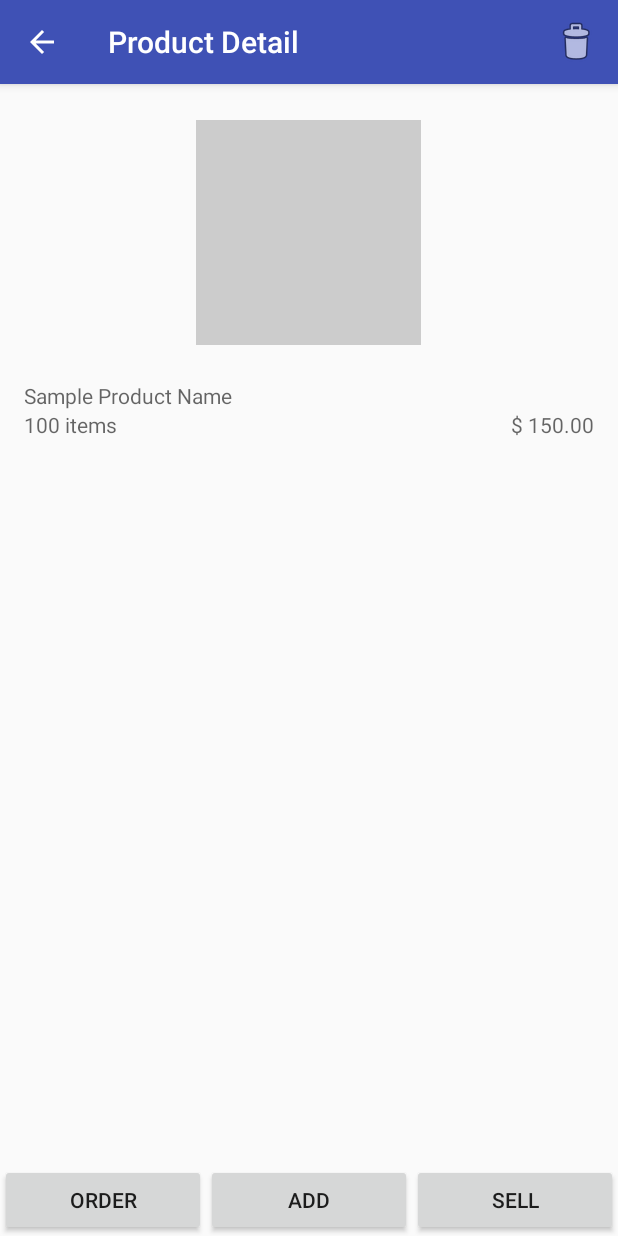
After one commit to jrarama/nd803_10_InventoryApp, an Android app: the ProductDetailActivity screen opened directly, with no data from a screen before it, on a phone screen of 412 x 824 dp. The commit adds this screen. Run offline under Robolectric (Android 15) with nearby library versions, the phone set to English and light mode, and no system bars.

Commit message:
feat: Added delete functionality

```diff
--- /dev/null
+++ b/app/src/main/java/com/jprarama/inventoryapp/activity/ProductDetailActivity.java
@@ -0,0 +1,79 @@
+package com.jprarama.inventoryapp.activity;
+
+import android.app.Activity;
+import android.app.AlertDialog;
+import android.content.DialogInterface;
+import android.content.Intent;
+import android.support.v7.app.AppCompatActivity;
+import android.os.Bundle;
+import android.util.Log;
+import android.view.Menu;
+import android.view.MenuItem;
+import android.widget.Toast;
+
+import com.jprarama.inventoryapp.R;
+import com.jprarama.inventoryapp.model.Product;
+
+public class ProductDetailActivity extends AppCompatActivity {
+
+    public static final String TAG = ProductDetailActivity.class.getName();
+    public static final String PRODUCT_KEY = "product";
+    public static final int DELETE_CODE = 9;
+
+    private Product product;
+
+    @Override
+    protected void onCreate(Bundle savedInstanceState) {
+        super.onCreate(savedInstanceState);
+        setContentView(R.layout.activity_product_detail);
+
+        handleIntent(getIntent());
+    }
+
+    private void handleIntent(Intent intent) {
+        if (Intent.ACTION_VIEW.equals(intent.getAction())) {
+            product = intent.getParcelableExtra(PRODUCT_KEY);
+            Log.d(TAG, product.toString());
+        }
+    }
+
+    @Override
+    public boolean onCreateOptionsMenu(Menu menu) {
+        getMenuInflater().inflate(R.menu.menu_delete, menu);
+        return true;
+    }
+
+    @Override
+    public boolean onOptionsItemSelected(MenuItem item) {
+        switch (item.getItemId()) {
+            case R.id.action_delete:
+                showDeleteConfirmation();
+                return true;
+            default:
+                return super.onOptionsItemSelected(item);
+        }
+    }
+
+    private void showDeleteConfirmation() {
+        AlertDialog.Builder builder = new AlertDialog.Builder(this)
+                .setTitle(getString(R.string.delete_confirmation))
+                .setMessage(String.format(getString(R.string.delete_confirmation_format), product.getTitle()))
+                .setNegativeButton(getString(R.string.cancel), new DialogInterface.OnClickListener() {
+                    @Override
+                    public void onClick(DialogInterface dialogInterface, int i) {
+                        dialogInterface.cancel();
+                    }
+                })
+                .setPositiveButton(getString(R.string.delete), new DialogInterface.OnClickListener() {
+                    @Override
+                    public void onClick(DialogInterface dialogInterface, int i) {
+                        Intent intent = new Intent();
+                        intent.putExtra(PRODUCT_KEY, product);
+                        setResult(DELETE_CODE, intent);
+                        finish();
+                    }
+                });
+
+        builder.show();
+    }
+}
--- /dev/null
+++ b/app/src/main/res/layout/activity_product_detail.xml
@@ -0,0 +1,87 @@
+<?xml version="1.0" encoding="utf-8"?>
+<LinearLayout xmlns:android="http://schemas.android.com/apk/res/android"
+    xmlns:tools="http://schemas.android.com/tools"
+    android:layout_width="match_parent"
+    android:layout_height="match_parent"
+    android:orientation="vertical"
+    tools:context=".activity.AddProductActivity">
+
+    <ScrollView
+        android:layout_weight="1"
+        android:layout_width="match_parent"
+        android:layout_height="0dp">
+
+        <LinearLayout
+            android:orientation="vertical"
+            android:paddingBottom="@dimen/activity_vertical_margin"
+            android:paddingLeft="@dimen/activity_horizontal_margin"
+            android:paddingRight="@dimen/activity_horizontal_margin"
+            android:layout_width="match_parent"
+            android:layout_height="match_parent">
+
+            <ImageView
+                android:id="@+id/imageView"
+                android:layout_gravity="center"
+                android:layout_margin="@dimen/imageMargin"
+                android:background="@color/colorImage"
+                android:layout_width="@dimen/imageSize"
+                android:layout_height="@dimen/imageSize" />
+
+            <RelativeLayout
+                android:layout_width="match_parent"
+                android:layout_height="wrap_content">
+
+                <TextView
+                    android:id="@+id/tvTitle"
+                    android:hint="@string/dummy_product_name"
+                    android:layout_width="match_parent"
+                    android:layout_height="wrap_content" />
+
+                <TextView
+                    android:layout_below="@id/tvTitle"
+                    android:layout_alignParentRight="true"
+                    android:id="@+id/txtPrice"
+                    android:hint="@string/dummy_price"
+                    android:layout_width="wrap_content"
+                    android:layout_height="wrap_content" />
+
+                <TextView
+                    android:layout_below="@id/tvTitle"
+                    android:id="@+id/txtQuantity"
+                    android:hint="@string/dummy_quantity"
+                    android:layout_width="wrap_content"
+                    android:layout_height="wrap_content" />
+            </RelativeLayout>
+
+
+        </LinearLayout>
+    </ScrollView>
+
+    <LinearLayout
+        android:orientation="horizontal"
+        android:layout_width="match_parent"
+        android:layout_height="wrap_content">
+
+        <Button
+            android:id="@+id/btnOrder"
+            android:text="@string/order"
+            android:layout_weight="1"
+            android:layout_width="0dp"
+            android:layout_height="wrap_content" />
+
+        <Button
+            android:id="@+id/btnAdd"
+            android:text="@string/add"
+            android:layout_weight="1"
+            android:layout_width="0dp"
+            android:layout_height="wrap_content" />
+
+
+        <Button
+            android:id="@+id/btnSell"
+            android:text="@string/sell_title"
+            android:layout_weight="1"
+            android:layout_width="0dp"
+            android:layout_height="wrap_content" />
+    </LinearLayout>
+</LinearLayout>
--- a/app/src/main/res/layout/product_item.xml
+++ b/app/src/main/res/layout/product_item.xml
@@ -44,6 +44,8 @@
     </RelativeLayout>
     <Button
         android:id="@+id/btnSell"
+        android:focusable="false"
+        android:focusableInTouchMode="false"
         android:layout_gravity="center_vertical"
         android:layout_marginLeft="@dimen/textPadding"
         android:text="@string/sell_product"
--- /dev/null
+++ b/app/src/main/res/menu/menu_delete.xml
@@ -0,0 +1,10 @@
+<?xml version="1.0" encoding="utf-8"?>
+<menu xmlns:android="http://schemas.android.com/apk/res/android"
+    xmlns:app="http://schemas.android.com/apk/res-auto">
+    <item
+        android:id="@+id/action_delete"
+        android:title="@string/delete"
+        android:icon="@android:drawable/ic_menu_delete"
+        app:showAsAction="always"
+        />
+</menu>
--- a/app/src/main/res/values/strings.xml
+++ b/app/src/main/res/values/strings.xml
@@ -23,4 +23,11 @@
     <string name="price_is_required">Price is required!</string>
     <string name="product_name_required">Product name is required!</string>
     <string name="added_product_notif">Added new product named %s</string>
+    <string name="order">Order</string>
+    <string name="add">Add</string>
+    <string name="product_detail">Product Detail</string>
+    <string name="delete">Delete</string>
+    <string name="delete_confirmation_format" formatted="false">Are you sure you want to delete %s?</string>
+    <string name="delete_confirmation">Delete Confirmation</string>
+    <string name="deleted_product_notif" formatted="false">Successfully deleted product %s</string>
 </resources>
```
Also changed, not shown: app/src/main/AndroidManifest.xml (+7 -4 lines), app/src/main/java/com/jprarama/inventoryapp/activity/ProductsActivity.java (+41 -6 lines), app/src/main/java/com/jprarama/inventoryapp/adapter/ProductsAdapter.java (+4 -16 lines), app/src/main/java/com/jprarama/inventoryapp/data/CursorHelper.java (deleted, +0 -90 lines), app/src/main/java/com/jprarama/inventoryapp/data/DbAnotations.java (deleted, +0 -33 lines), app/src/main/java/com/jprarama/inventoryapp/data/DbContract.java (+28 -3 lines), app/src/main/java/com/jprarama/inventoryapp/data/DbHepler.java (+3 -48 lines), app/src/main/java/com/jprarama/inventoryapp/model/Product.java (+18 -28 lines), app/src/main/res/layout/activity_products.xml (+0 -11 lines).
